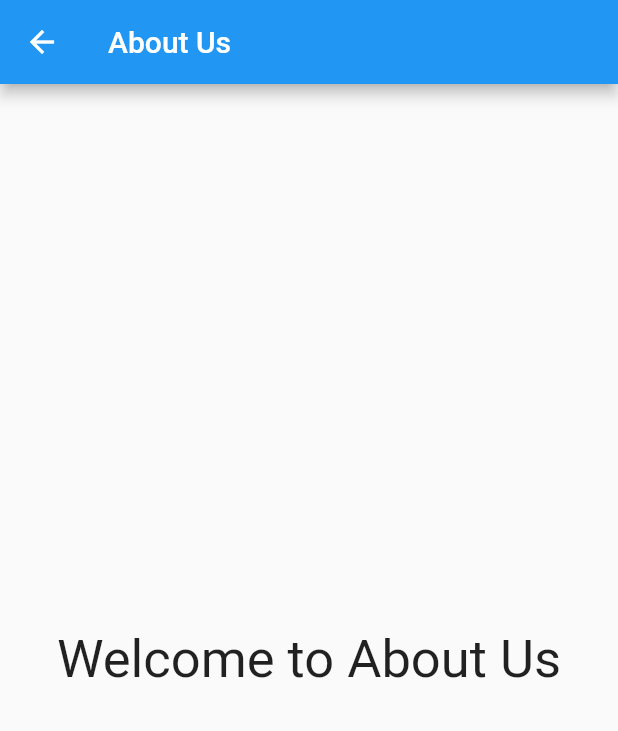
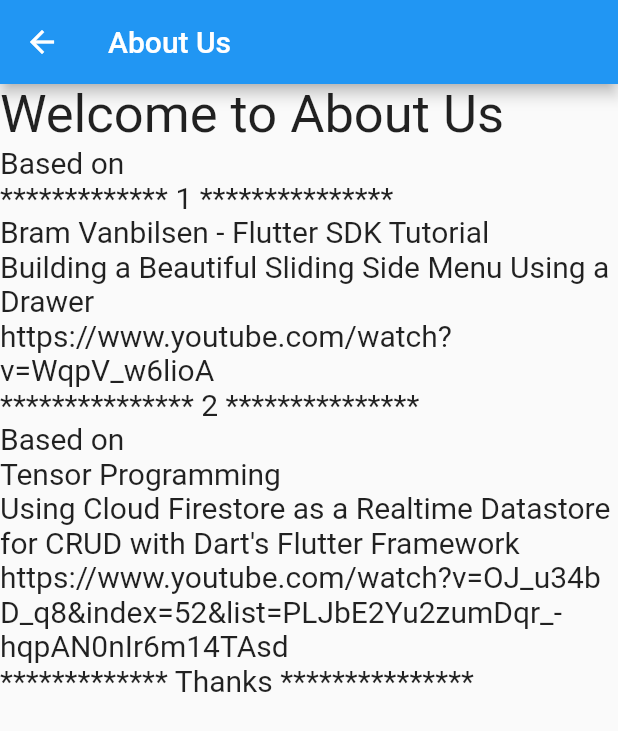
Before and after one commit to adhulappanavar/advantage_flutter, a Flutter app: the screen it shows after launch, in the side drawer, after a tap on "About Us", on a phone screen of 412 x 824 dp. Shown: the top 731 px of the screen. Run offline on Flutter 3.47's test engine with Material 2 defaults, Android fonts, the phone set to English and light mode, and no system bars; our stand-ins replace cloud_firestore; accounts and stored records are empty; network calls fail.

Commit message:
Added reference video's in About Page

```diff
--- a/lib/pages/about.dart
+++ b/lib/pages/about.dart
@@ -7,9 +7,23 @@ class AboutPage extends StatelessWidget {
       appBar: new AppBar(
       title: new Text("About Us"),
     ),
-    body: new Center(
-      child:  new Text("Welcome to About Us", style: new TextStyle(fontSize: 35.0))
-    ),
+    body: ListView(
+          children: [
+            new Text("Welcome to About Us",style: new TextStyle(fontSize: 35.0)),
+            new Text("Based on", style: new TextStyle(fontSize: 20.0)),
+            new Text("************* 1 ***************", style: new TextStyle(fontSize: 20.0)),
+            new Text("Bram Vanbilsen - Flutter SDK Tutorial", style: new TextStyle(fontSize: 20.0)),
+            new Text("Building a Beautiful Sliding Side Menu Using a Drawer", style: new TextStyle(fontSize: 20.0)),
+            new Text("https://www.youtube.com/watch?v=WqpV_w6lioA", style: new TextStyle(fontSize: 20.0)),
+            new Text("*************** 2 ***************", style: new TextStyle(fontSize: 20.0)),
+            new Text("Based on", style: new TextStyle(fontSize: 20.0)),
+            new Text("Tensor Programming", style: new TextStyle(fontSize: 20.0)),
+            new Text("Using Cloud Firestore as a Realtime Datastore for CRUD with Dart's Flutter Framework", style: new TextStyle(fontSize: 20.0)),
+            new Text("https://www.youtube.com/watch?v=OJ_u34bD_q8&index=52&list=PLJbE2Yu2zumDqr_-hqpAN0nIr6m14TAsd", style: new TextStyle(fontSize: 20.0)),
+            new Text("************* Thanks ***************", style: new TextStyle(fontSize: 20.0)),
+
+          ],
+        ),
     );
   }
 }
```
